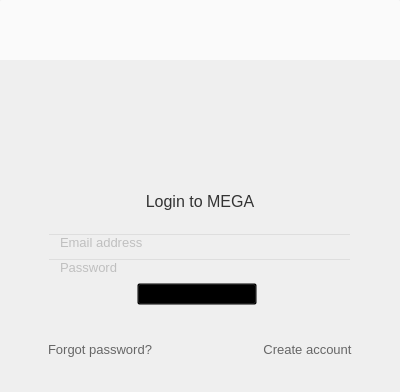
Above: src/MEGASync/gui/linux/GuestWidget.ui from meganz/MEGAsync before the change. Below: the same form after it.
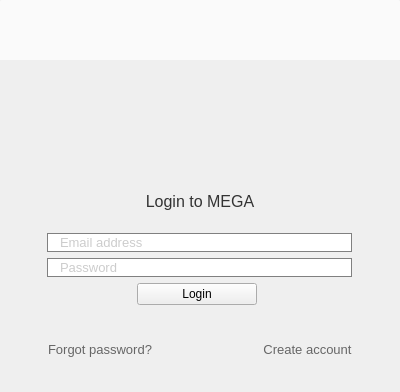
That is the form after the change. Icons and pictures are not drawn.

What changed in the file:
```diff
--- a/src/MEGASync/gui/linux/GuestWidget.ui
+++ b/src/MEGASync/gui/linux/GuestWidget.ui
@@ -61,6 +61,7 @@
 	font-family: &quot;SF UI Text&quot;;
 	font-size: 13px;
     padding-left: 10px;
+    border: 1px solid grey;
 }
 
 #lDesc
@@ -96,7 +97,6 @@
      font-family: &quot;Montserrat&quot;;
 	font-size: 16px;
 }
-
 </string>
   </property>
   <layout class="QVBoxLayout" name="verticalLayout_2">
@@ -382,8 +382,7 @@
           <item>
            <widget class="QWidget" name="wFormContainer" native="true">
             <property name="styleSheet">
-             <string notr="true">background: transparent;
-image: none;</string>
+             <string notr="true">image: none;</string>
             </property>
             <layout class="QVBoxLayout" name="verticalLayout">
              <property name="spacing">
@@ -404,8 +403,7 @@
              <item>
               <widget class="QWidget" name="wInputData" native="true">
                <property name="styleSheet">
-                <string notr="true">background: transparent;
-image: none;</string>
+                <string notr="true">image: none;</string>
                </property>
                <layout class="QVBoxLayout" name="verticalLayout_3">
                 <property name="spacing">
@@ -494,8 +492,7 @@
                 <item>
                  <widget class="QWidget" name="wLoginButton" native="true">
                   <property name="styleSheet">
-                   <string notr="true">background: transparent;
-image: none;</string>
+                   <string notr="true">image: none;</string>
                   </property>
                   <layout class="QHBoxLayout" name="horizontalLayout_4">
                    <property name="leftMargin">
```
Left out of the diff: 8 changed lines with no effect on the pictures.
